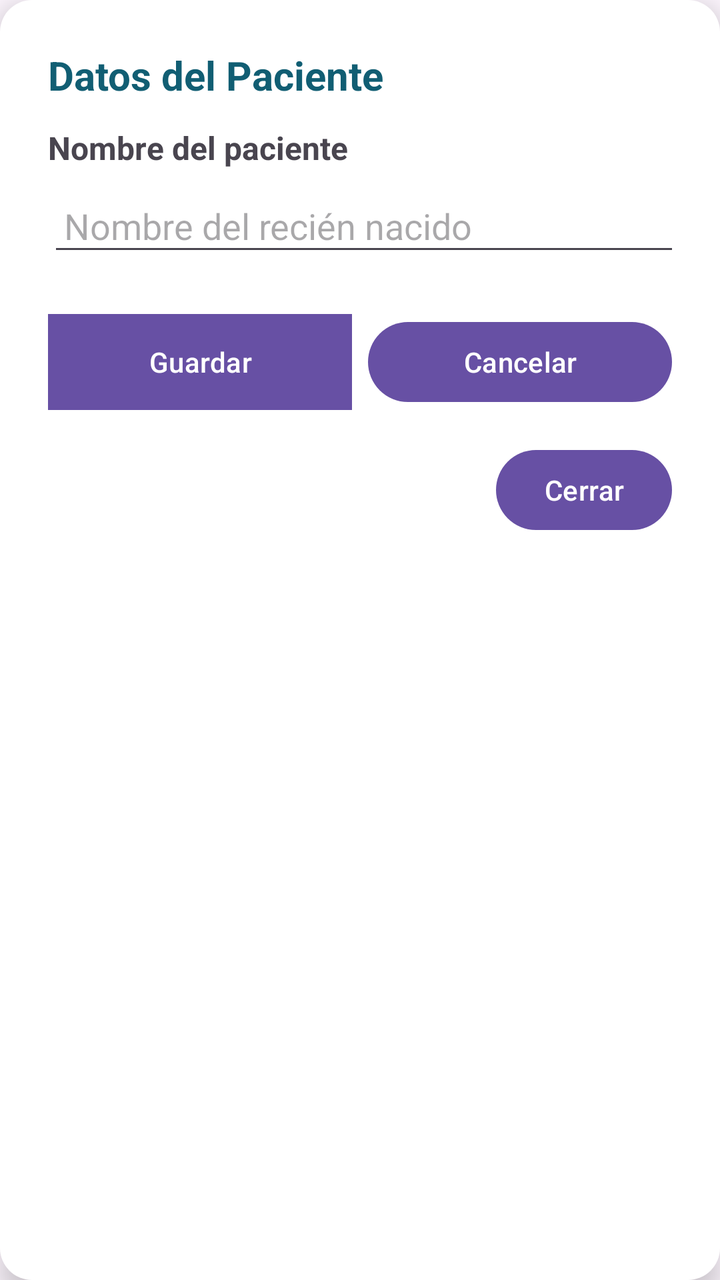
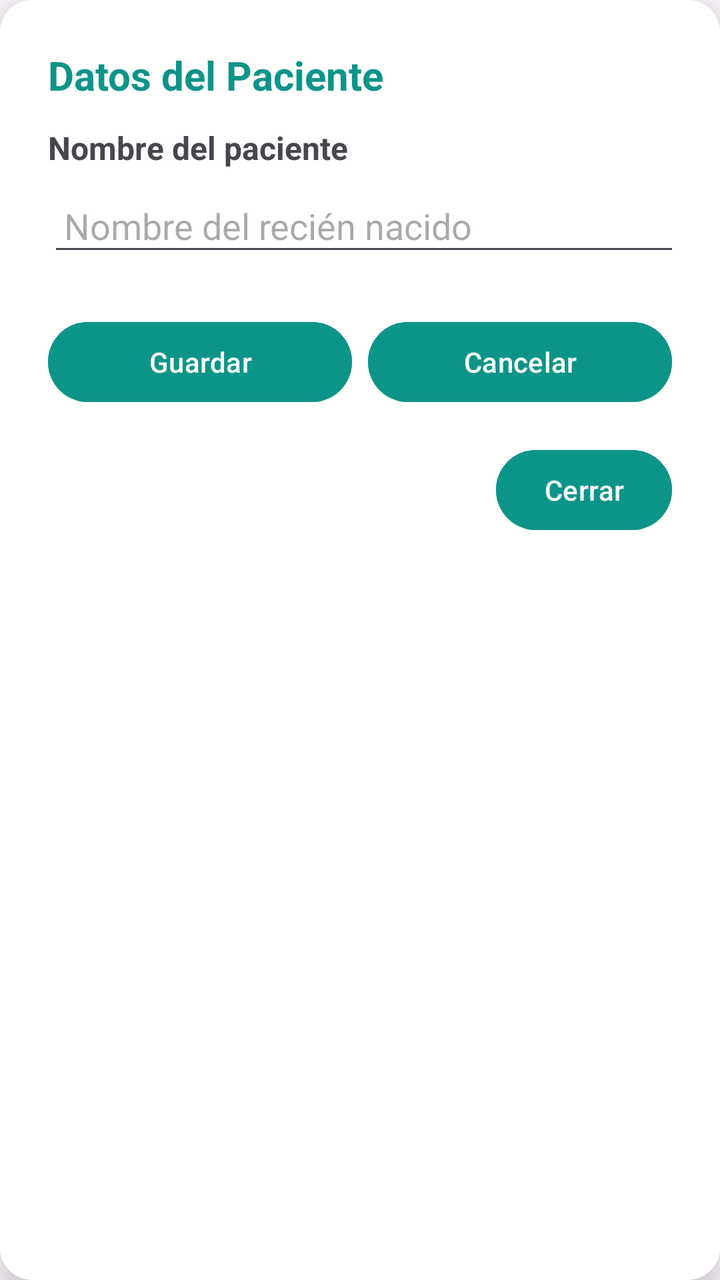

Compare the two renders of this Android layout. The source of the first and the diff that turns it into the second are given below.
<!-- AndroidManifest.xml: application theme Theme.MediCalc -->
<!-- res/layout/nombre_paciente.xml -->
<?xml version="1.0" encoding="utf-8"?>
<LinearLayout xmlns:android="http://schemas.android.com/apk/res/android"
    android:padding="24dp"
    android:orientation="vertical"
    android:layout_width="wrap_content"
    android:layout_height="wrap_content"
    android:background="@drawable/bg_dialog_rounded"
    android:elevation="8dp">

    <TextView
        android:id="@+id/tvTitulo"
        android:layout_width="wrap_content"
        android:layout_height="wrap_content"
        android:text="Datos del Paciente"
        android:textSize="20sp"
        android:textStyle="bold"
        android:textColor="#115E73"
        android:paddingBottom="12dp" />

    <TextView
        android:id="@+id/tvResultadoEdad"
        android:layout_width="wrap_content"
        android:layout_height="wrap_content"
        android:text="Nombre del paciente"
        android:textSize="16sp"
        android:textStyle="bold"
        android:paddingBottom="8dp" />

    <EditText
        android:id="@+id/etNombreRecienNacido"
        android:layout_width="351dp"
        android:layout_height="wrap_content"
        android:layout_marginBottom="24dp"
        android:hint="Nombre del recién nacido"
        android:inputType="textPersonName"
        android:padding="8dp" />

    
    <LinearLayout
        android:layout_width="match_parent"
        android:layout_height="wrap_content"
        android:orientation="horizontal"
        android:weightSum="2">

        <Button
            android:id="@+id/btnGuardar"
            android:layout_width="0dp"
            android:layout_height="wrap_content"
            android:layout_weight="1"
            android:text="Guardar"
            android:background="@color/bgLogin"
            android:layout_marginEnd="8dp" />

        <Button
            android:id="@+id/btnCancelar"
            android:layout_width="0dp"
            android:layout_height="wrap_content"
            android:layout_weight="1"
            android:text="Cancelar" />
    </LinearLayout>

    
    <Button
        android:id="@+id/btnCerrar"
        android:layout_width="wrap_content"
        android:layout_height="wrap_content"
        android:text="Cerrar"
        android:layout_gravity="end"
        android:layout_marginTop="16dp" />
</LinearLayout>
<!-- resources referenced by this layout -->
<resources>
  <color name="bgLogin">#0D9488</color>
  <!-- drawable bg_dialog_rounded (drawable) -->
  <shape xmlns:android="http://schemas.android.com/apk/res/android"
      android:shape="rectangle">
      <solid android:color="@android:color/white" />
      <corners android:radius="16dp" />
  </shape>
  <style name="Theme.MediCalc" parent="Base.Theme.MediCalc" />
  <style name="Base.Theme.MediCalc" parent="Theme.Material3.DayNight.NoActionBar">
          
          
      </style>
</resources>

<!-- the commit's change to res/layout/nombre_paciente.xml (unified diff, before → after) -->
@@ -14,7 +14,7 @@
         android:text="Datos del Paciente"
         android:textSize="20sp"
         android:textStyle="bold"
-        android:textColor="#115E73"
+        android:textColor="@color/bgLogin"
         android:paddingBottom="12dp" />
 
     <TextView
@@ -48,7 +48,7 @@
             android:layout_height="wrap_content"
             android:layout_weight="1"
             android:text="Guardar"
-            android:background="@color/bgLogin"
+            android:backgroundTint="@color/bgLogin"
             android:layout_marginEnd="8dp" />
 
         <Button
@@ -56,6 +56,7 @@
             android:layout_width="0dp"
             android:layout_height="wrap_content"
             android:layout_weight="1"
+            android:backgroundTint="@color/bgLogin"
             android:text="Cancelar" />
     </LinearLayout>
 
@@ -65,6 +66,7 @@
         android:layout_width="wrap_content"
         android:layout_height="wrap_content"
         android:text="Cerrar"
+        android:backgroundTint="@color/bgLogin"
         android:layout_gravity="end"
         android:layout_marginTop="16dp" />
 </LinearLayout>
